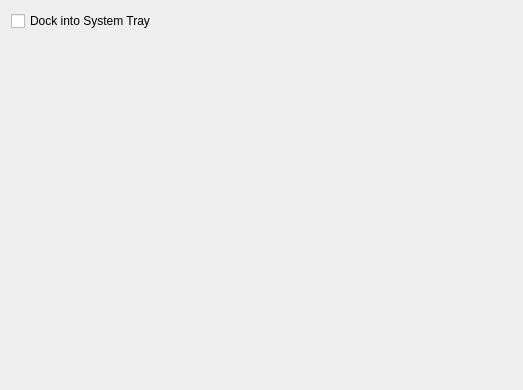
Old version of the form src/plugins/systrayicon/systrayiconconfigwidget.ui in the repository CryFeiFei/klatexformula.
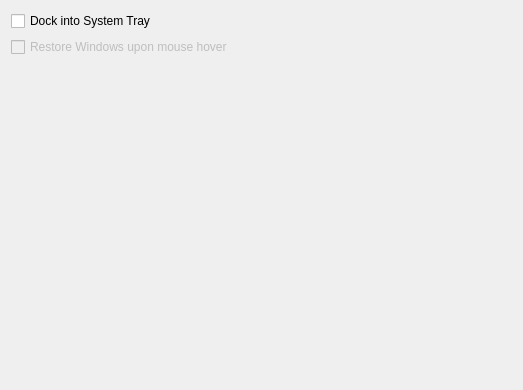
New version of the form.

Commit message: now systrayicon provides restore-on-hover for X11. All qmake project files have $Id$ in their headers, and VERSION is obtained by inclusion of VERSION.pri instead of hardcoded value.

Diff of the .ui file:
```diff
--- a/src/plugins/systrayicon/systrayiconconfigwidget.ui
+++ b/src/plugins/systrayicon/systrayiconconfigwidget.ui
@@ -21,7 +21,7 @@
      </property>
     </widget>
    </item>
-   <item row="1" column="0">
+   <item row="2" column="0">
     <spacer name="verticalSpacer">
      <property name="orientation">
       <enum>Qt::Vertical</enum>
@@ -34,6 +34,16 @@
      </property>
     </spacer>
    </item>
+   <item row="1" column="0">
+    <widget class="QCheckBox" name="chkRestoreOnHover">
+     <property name="enabled">
+      <bool>false</bool>
+     </property>
+     <property name="text">
+      <string>Restore Windows upon mouse hover</string>
+     </property>
+    </widget>
+   </item>
   </layout>
  </widget>
  <resources/>
```
The commit also changes 8 other files.
